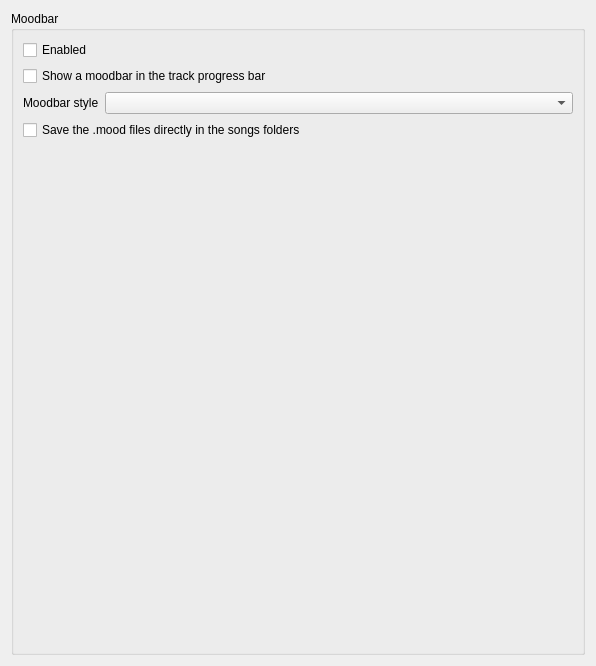
strawberrymusicplayer/strawberry, file src/settings/moodbarsettingspage.ui: the form before one commit.
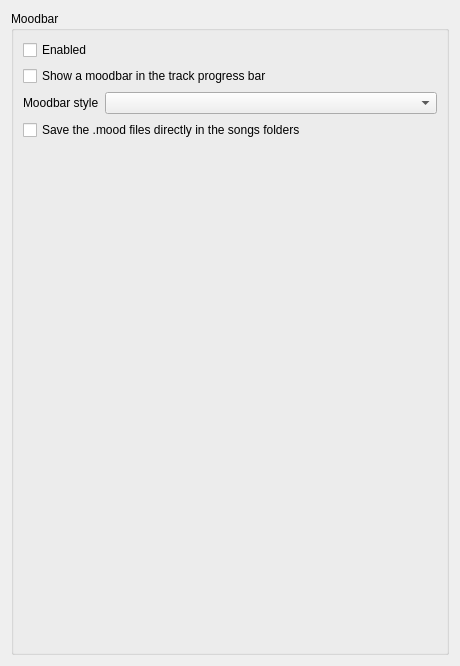
The form after the commit.

Commit message: Adjust width of settingspages

```diff
--- a/src/settings/moodbarsettingspage.ui
+++ b/src/settings/moodbarsettingspage.ui
@@ -6,7 +6,7 @@
    <rect>
     <x>0</x>
     <y>0</y>
-    <width>596</width>
+    <width>460</width>
     <height>666</height>
    </rect>
   </property>
```
The commit also changes 13 other files.
